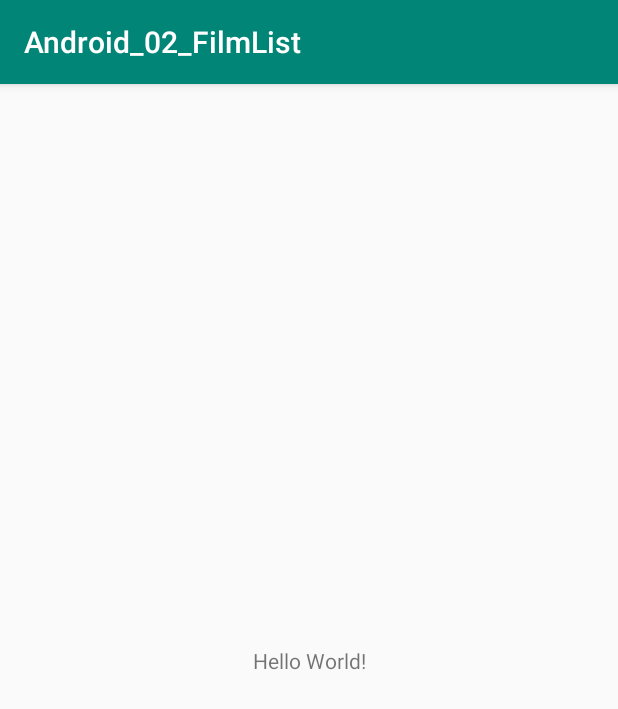
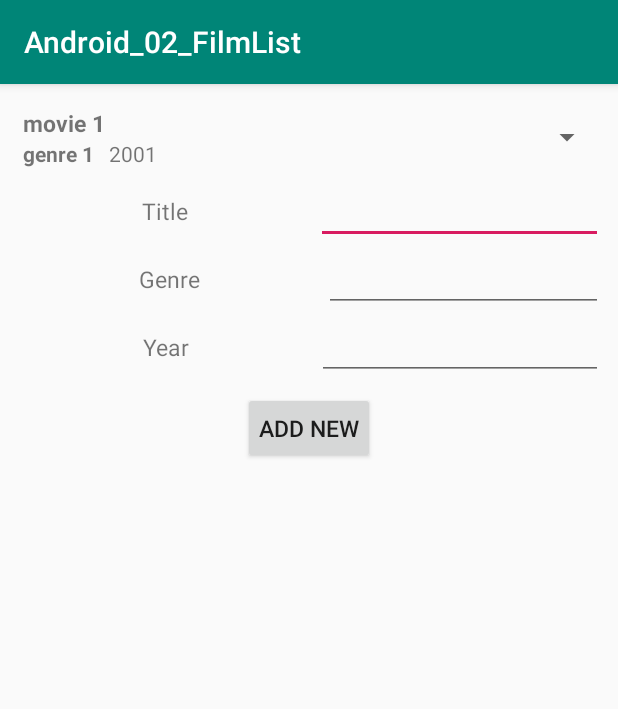
Before and after one commit to VyacheslavTretyak/Android_02_FilmList, an Android app: the screen it shows after launch (MainActivity), on a phone screen of 412 x 824 dp. Shown: the top 709 px of the screen. Run offline under Robolectric (Android 15) with nearby library versions, the phone set to English and light mode, and no system bars.

Commit message:
upd: finished

```diff
--- a/app/src/main/java/com/homework/android_02_filmlist/MainActivity.java
+++ b/app/src/main/java/com/homework/android_02_filmlist/MainActivity.java
@@ -1,14 +1,107 @@
 package com.homework.android_02_filmlist;
+
+import android.os.Bundle;
+import android.view.LayoutInflater;
+import android.view.View;
+import android.widget.AdapterView;
+import android.widget.Button;
+import android.widget.EditText;
+import android.widget.ScrollView;
+import android.widget.SimpleAdapter;
+import android.widget.Spinner;
+import android.widget.TextView;
+import android.widget.Toast;
 
 import androidx.appcompat.app.AppCompatActivity;
 
-import android.os.Bundle;
+import java.util.ArrayList;
+import java.util.HashMap;
+import java.util.Map;
 
 public class MainActivity extends AppCompatActivity {
+    private Spinner spinnet;
+    private ArrayList<Movie> movies = new ArrayList<>();
+    private int idCnt = 0;
+    private EditText editTitle;
+    private EditText editGenre;
+    private EditText editYear;
 
     @Override
     protected void onCreate(Bundle savedInstanceState) {
         super.onCreate(savedInstanceState);
         setContentView(R.layout.activity_main);
+
+        editTitle = findViewById(R.id.editTitle);
+        editGenre = findViewById(R.id.editGenre);
+        editYear = findViewById(R.id.editYear);
+
+        movies.add(new Movie("genre 1", "movie 1", 2001));
+        movies.add(new Movie("genre 2", "movie 2", 2005));
+        movies.add(new Movie("genre 1", "movie 3", 2007));
+        movies.add(new Movie("genre 3", "movie 4", 2009));
+
+        spinnet = (Spinner) this.findViewById(R.id.spinner);
+
+        ArrayList<Map<String,Object>> list = new ArrayList<>();
+        for(int i = 0; i<movies.size(); i++){
+            HashMap<String, Object> item = new HashMap<>();
+            item.put("title", movies.get(i).title);
+            item.put("genre", movies.get(i).genre);
+            item.put("year", movies.get(i).year);
+            list.add(item);
+        }
+
+        SimpleAdapter adapter = new SimpleAdapter(
+                this,
+                list,
+                R.layout.activity_movie,
+                new String[]{"title", "genre", "year"},
+                new int[] {R.id.tvTitle, R.id.tvGenre, R.id.tvYear}
+        );
+        adapter.setDropDownViewResource(R.layout.activity_movie);
+        spinnet.setAdapter(adapter);
+        spinnet.setOnItemSelectedListener(new AdapterView.OnItemSelectedListener() {
+            @Override
+            public void onItemSelected(AdapterView<?> adapterView, View view, int i, long l) {
+                HashMap<String,Object> item = (HashMap<String,Object>) adapterView.getAdapter().getItem(i);
+                Toast.makeText(MainActivity.this, item.toString(), Toast.LENGTH_SHORT).show();
+            }
+
+            @Override
+            public void onNothingSelected(AdapterView<?> adapterView) {
+
+            }
+        });
+    }
+
+
+
+    public void btnActionClick(View view) {
+        Movie movie = new Movie(editGenre.getText().toString(),
+                editTitle.getText().toString(),
+                Integer.parseInt(editYear.getText().toString()));
+
+        this.movies.add(movie);
+
+        ArrayList<Map<String,Object>> list = new ArrayList<>();
+        for(int i = 0; i<movies.size(); i++){
+            HashMap<String, Object> item = new HashMap<>();
+            item.put("title", movies.get(i).title);
+            item.put("genre", movies.get(i).genre);
+            item.put("year", movies.get(i).year);
+            list.add(item);
+        }
+
+        SimpleAdapter adapter = new SimpleAdapter(
+                this,
+                list,
+                R.layout.activity_movie,
+                new String[]{"title", "genre", "year"},
+                new int[] {R.id.tvTitle, R.id.tvGenre, R.id.tvYear}
+        );
+        adapter.setDropDownViewResource(R.layout.activity_movie);
+        spinnet.setAdapter(adapter);
+
+
     }
 }
--- /dev/null
+++ b/app/src/main/java/com/homework/android_02_filmlist/Movie.java
@@ -0,0 +1,16 @@
+package com.homework.android_02_filmlist;
+
+public class Movie {
+
+    public String genre;
+    public String title;
+    public int year;
+
+    public Movie(String genre, String title, int year)
+    {
+        this.genre = genre;
+        this.title = title;
+        this.year = year;
+    }
+
+}
--- a/app/src/main/res/layout/activity_main.xml
+++ b/app/src/main/res/layout/activity_main.xml
@@ -1,18 +1,97 @@
 <?xml version="1.0" encoding="utf-8"?>
-<androidx.constraintlayout.widget.ConstraintLayout xmlns:android="http://schemas.android.com/apk/res/android"
-    xmlns:app="http://schemas.android.com/apk/res-auto"
+<LinearLayout xmlns:android="http://schemas.android.com/apk/res/android"
     xmlns:tools="http://schemas.android.com/tools"
     android:layout_width="match_parent"
     android:layout_height="match_parent"
+    android:orientation="vertical"
+    android:paddingLeft="@dimen/activity_horizontal_margin"
+    android:paddingTop="@dimen/activity_vertical_margin"
+    android:paddingRight="@dimen/activity_horizontal_margin"
+    android:paddingBottom="@dimen/activity_vertical_margin"
     tools:context=".MainActivity">
+
+    <Spinner
+        android:id="@+id/spinner"
+        android:layout_width="match_parent"
+        android:layout_height="wrap_content" />
+
+
+
+    <LinearLayout
+        android:layout_width="match_parent"
+        android:layout_height="wrap_content"
+        android:orientation="horizontal">
+
+
+        <TextView
+            android:layout_width="wrap_content"
+            android:layout_height="wrap_content"
+            android:gravity="center_horizontal"
+            android:layout_weight="1"
+            android:text="Title"
+            android:textSize="@dimen/text_size" />
+
+        <EditText
+            android:id="@+id/editTitle"
+            android:layout_width="wrap_content"
+            android:layout_height="wrap_content"
+            android:layout_weight="1"/>
+    </LinearLayout>
+
+    <LinearLayout
+    android:layout_width="match_parent"
+    android:layout_height="wrap_content"
+    android:orientation="horizontal">
+
 
     <TextView
         android:layout_width="wrap_content"
         android:layout_height="wrap_content"
-        android:text="Hello World!"
-        app:layout_constraintBottom_toBottomOf="parent"
-        app:layout_constraintLeft_toLeftOf="parent"
-        app:layout_constraintRight_toRightOf="parent"
-        app:layout_constraintTop_toTopOf="parent" />
+        android:gravity="center_horizontal"
+        android:layout_weight="1"
+        android:text="Genre"
+        android:textSize="@dimen/text_size" />
 
-</androidx.constraintlayout.widget.ConstraintLayout>
+    <EditText
+        android:id="@+id/editGenre"
+        android:layout_width="wrap_content"
+        android:layout_height="wrap_content"
+        android:layout_weight="1"/>
+</LinearLayout>
+
+    <LinearLayout
+        android:layout_width="match_parent"
+        android:layout_height="wrap_content"
+        android:orientation="horizontal">
+
+
+        <TextView
+            android:layout_width="wrap_content"
+            android:layout_height="wrap_content"
+            android:gravity="center_horizontal"
+            android:layout_weight="1"
+            android:text="Year"
+            android:textSize="@dimen/text_size" />
+
+        <EditText
+            android:id="@+id/editYear"
+            android:layout_width="wrap_content"
+            android:layout_height="wrap_content"
+            android:layout_weight="1"/>
+    </LinearLayout>
+
+
+
+    <Button
+        android:id="@+id/btnAdd"
+        android:layout_width="wrap_content"
+        android:layout_height="wrap_content"
+        android:layout_gravity="center"
+        android:layout_margin="8dp"
+        android:onClick="btnActionClick"
+        android:padding="8dp"
+        android:text="Add new"
+        android:textSize="7pt" />
+
+
+</LinearLayout>
--- /dev/null
+++ b/app/src/main/res/layout/activity_movie.xml
@@ -0,0 +1,38 @@
+<?xml version="1.0" encoding="utf-8"?>
+<LinearLayout xmlns:android="http://schemas.android.com/apk/res/android"
+    android:layout_width="match_parent"
+    android:layout_height="wrap_content"
+    android:orientation="vertical"
+    android:padding="5dp">
+
+    <TextView
+        android:id="@+id/tvTitle"
+        android:layout_width="match_parent"
+        android:layout_height="wrap_content"
+        android:layout_gravity="center"
+        android:layout_weight="1"
+        android:textSize="@dimen/text_size"
+        android:textStyle="bold" />
+
+
+    <LinearLayout
+        android:layout_width="match_parent"
+        android:layout_height="wrap_content"
+        android:orientation="horizontal">
+
+        <TextView
+            android:id="@+id/tvGenre"
+            android:layout_width="wrap_content"
+            android:layout_height="wrap_content"
+            android:layout_marginEnd="@dimen/activity_horizontal_margin"
+            android:textStyle="bold" />
+
+        <TextView
+            android:id="@+id/tvYear"
+            android:layout_width="wrap_content"
+            android:layout_height="wrap_content" />
+    </LinearLayout>
+
+
+
+</LinearLayout>
--- /dev/null
+++ b/app/src/main/res/values/dimen.xml
@@ -0,0 +1,6 @@
+<?xml version="1.0" encoding="utf-8"?>
+<resources>
+    <dimen name="activity_vertical_margin">10dp</dimen>
+    <dimen name="activity_horizontal_margin">10dp</dimen>
+    <dimen name="text_size">15dp</dimen>
+</resources>
```
